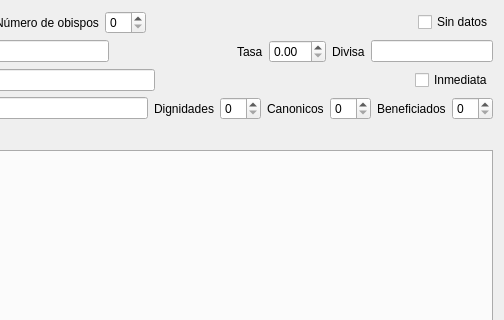
First picture: the form in gui/dlgdiocesisdetalles.ui, repository rogorido/qtpredicadores, before the edit; both pictures show x 180 to 684 and y 0 to 320 of the 684 by 462 pixel window.
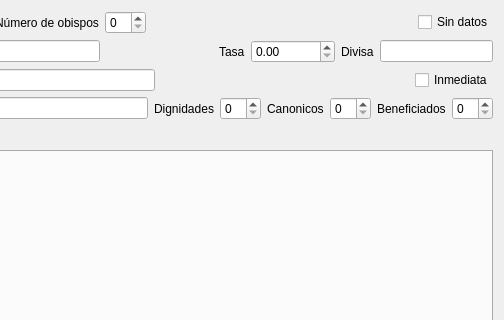
Second picture: the form after the edit. Custom widgets are drawn as their Qt base class.

Commit message: GUIs menores

The edit to the form file:
```diff
--- a/gui/dlgdiocesisdetalles.ui
+++ b/gui/dlgdiocesisdetalles.ui
@@ -144,7 +144,11 @@
       </widget>
      </item>
      <item>
-      <widget class="QDoubleSpinBox" name="spTasa"/>
+      <widget class="QDoubleSpinBox" name="spTasa">
+       <property name="maximum">
+        <double>100000.000000000000000</double>
+       </property>
+      </widget>
      </item>
      <item>
       <widget class="QLabel" name="label_11">
```
Left out of the diff: 5 changed lines with no effect on the pictures.
